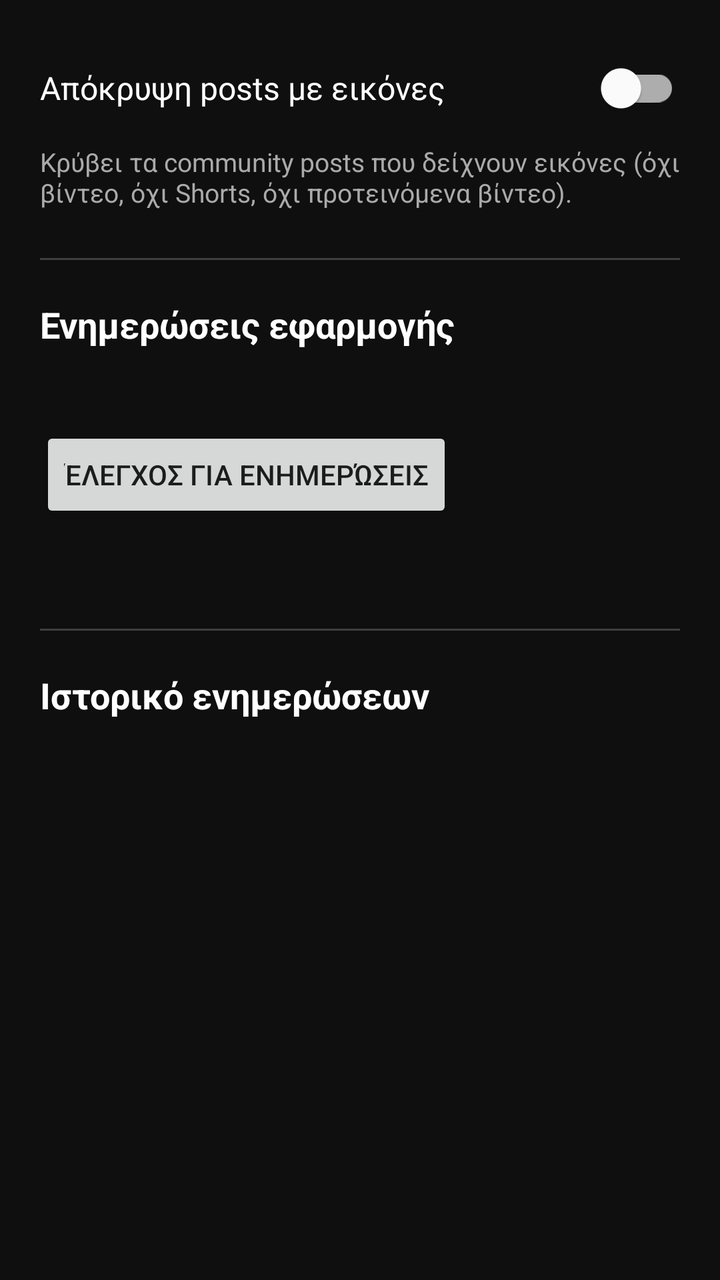
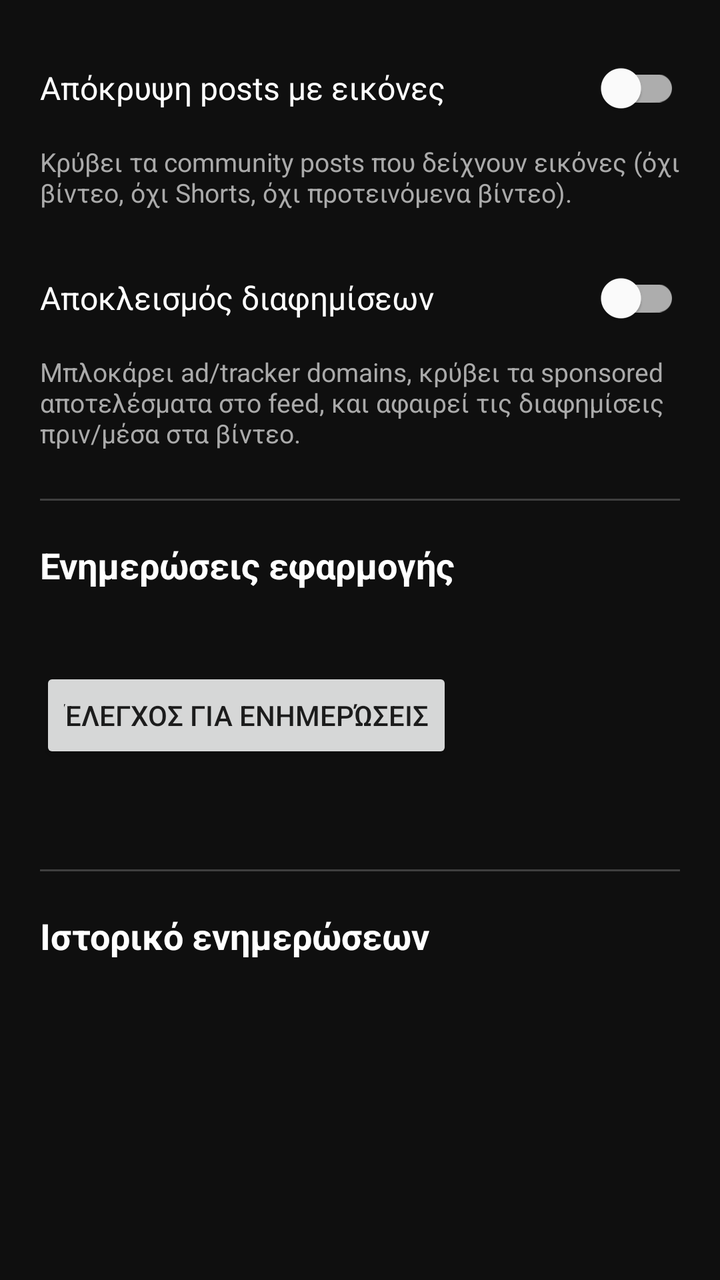

Before-and-after screenshots of an Android layout around one commit, followed by the original layout XML and the change that was made.
<!-- AndroidManifest.xml: application theme Theme.MyTube -->
<!-- res/layout/activity_settings.xml -->
<?xml version="1.0" encoding="utf-8"?>
<androidx.core.widget.NestedScrollView xmlns:android="http://schemas.android.com/apk/res/android"
    xmlns:app="http://schemas.android.com/apk/res-auto"
    android:layout_width="match_parent"
    android:layout_height="match_parent"
    android:background="@color/black">

    <LinearLayout
        android:layout_width="match_parent"
        android:layout_height="wrap_content"
        android:orientation="vertical"
        android:padding="20dp">

        
        <com.google.android.material.switchmaterial.SwitchMaterial
            android:id="@+id/switchFilterImagePosts"
            android:layout_width="match_parent"
            android:layout_height="wrap_content"
            android:text="@string/pref_filter_title"
            android:textColor="@color/white"
            android:textSize="16sp" />

        <TextView
            android:layout_width="match_parent"
            android:layout_height="wrap_content"
            android:layout_marginTop="4dp"
            android:layout_marginBottom="24dp"
            android:text="@string/pref_filter_summary"
            android:textColor="#AAAAAA"
            android:textSize="13sp" />

        <View
            android:layout_width="match_parent"
            android:layout_height="1dp"
            android:layout_marginBottom="20dp"
            android:background="#33FFFFFF" />

        
        <TextView
            android:layout_width="match_parent"
            android:layout_height="wrap_content"
            android:layout_marginBottom="8dp"
            android:text="@string/section_updates"
            android:textColor="@color/white"
            android:textSize="18sp"
            android:textStyle="bold" />

        <TextView
            android:id="@+id/textCurrentVersion"
            android:layout_width="match_parent"
            android:layout_height="wrap_content"
            android:layout_marginBottom="12dp"
            android:textColor="#CCCCCC"
            android:textSize="14sp" />

        <Button
            android:id="@+id/buttonCheckUpdates"
            android:layout_width="wrap_content"
            android:layout_height="wrap_content"
            android:text="@string/check_updates" />

        <TextView
            android:id="@+id/textUpdateStatus"
            android:layout_width="match_parent"
            android:layout_height="wrap_content"
            android:layout_marginTop="10dp"
            android:textColor="@color/white"
            android:textSize="14sp" />

        <Button
            android:id="@+id/buttonDownloadInstall"
            android:layout_width="wrap_content"
            android:layout_height="wrap_content"
            android:layout_marginTop="8dp"
            android:text="@string/download_install"
            android:visibility="gone" />

        <ProgressBar
            android:id="@+id/progressUpdate"
            style="?android:attr/progressBarStyleHorizontal"
            android:layout_width="match_parent"
            android:layout_height="wrap_content"
            android:layout_marginTop="8dp"
            android:max="100"
            android:visibility="gone" />

        <View
            android:layout_width="match_parent"
            android:layout_height="1dp"
            android:layout_marginTop="24dp"
            android:layout_marginBottom="20dp"
            android:background="#33FFFFFF" />

        
        <TextView
            android:layout_width="match_parent"
            android:layout_height="wrap_content"
            android:layout_marginBottom="8dp"
            android:text="@string/section_history"
            android:textColor="@color/white"
            android:textSize="18sp"
            android:textStyle="bold" />

        <LinearLayout
            android:id="@+id/containerHistory"
            android:layout_width="match_parent"
            android:layout_height="wrap_content"
            android:layout_marginBottom="40dp"
            android:orientation="vertical" />

    </LinearLayout>

</androidx.core.widget.NestedScrollView>
<!-- resources referenced by this layout -->
<resources>
  <color name="black">#FF0F0F0F</color>
  <color name="white">#FFFFFFFF</color>
  <string name="check_updates">Έλεγχος για ενημερώσεις</string>
  <string name="download_install">Λήψη &amp; εγκατάσταση</string>
  <string name="pref_filter_summary">Κρύβει τα community posts που δείχνουν εικόνες (όχι βίντεο, όχι Shorts, όχι προτεινόμενα βίντεο).</string>
  <string name="pref_filter_title">Απόκρυψη posts με εικόνες</string>
  <string name="section_history">Ιστορικό ενημερώσεων</string>
  <string name="section_updates">Ενημερώσεις εφαρμογής</string>
  <style name="Theme.MyTube" parent="Theme.MaterialComponents.DayNight.NoActionBar">
          <item name="colorPrimary">@color/black</item>
          <item name="colorPrimaryDark">@color/black</item>
          <item name="colorAccent">@color/youtube_red</item>
          <item name="android:windowBackground">@color/black</item>
      </style>
  <color name="youtube_red">#FF0000</color>
</resources>

<!-- the commit's change to res/layout/activity_settings.xml (unified diff, before → after) -->
@@ -24,8 +24,26 @@
             android:layout_width="match_parent"
             android:layout_height="wrap_content"
             android:layout_marginTop="4dp"
+            android:layout_marginBottom="20dp"
+            android:text="@string/pref_filter_summary"
+            android:textColor="#AAAAAA"
+            android:textSize="13sp" />
+
+        
+        <com.google.android.material.switchmaterial.SwitchMaterial
+            android:id="@+id/switchBlockAds"
+            android:layout_width="match_parent"
+            android:layout_height="wrap_content"
+            android:text="@string/pref_adblock_title"
+            android:textColor="@color/white"
+            android:textSize="16sp" />
+
+        <TextView
+            android:layout_width="match_parent"
+            android:layout_height="wrap_content"
+            android:layout_marginTop="4dp"
             android:layout_marginBottom="24dp"
-            android:text="@string/pref_filter_summary"
+            android:text="@string/pref_adblock_summary"
             android:textColor="#AAAAAA"
             android:textSize="13sp" />
 
<!-- resource entries referenced after the edit -->
@@ -4,6 +4,8 @@
   <color name="white">#FFFFFFFF</color>
   <string name="check_updates">Έλεγχος για ενημερώσεις</string>
   <string name="download_install">Λήψη &amp; εγκατάσταση</string>
+  <string name="pref_adblock_summary">Μπλοκάρει ad/tracker domains, κρύβει τα sponsored αποτελέσματα στο feed, και αφαιρεί τις διαφημίσεις πριν/μέσα στα βίντεο.</string>
+  <string name="pref_adblock_title">Αποκλεισμός διαφημίσεων</string>
   <string name="pref_filter_summary">Κρύβει τα community posts που δείχνουν εικόνες (όχι βίντεο, όχι Shorts, όχι προτεινόμενα βίντεο).</string>
   <string name="pref_filter_title">Απόκρυψη posts με εικόνες</string>
   <string name="section_history">Ιστορικό ενημερώσεων</string>
